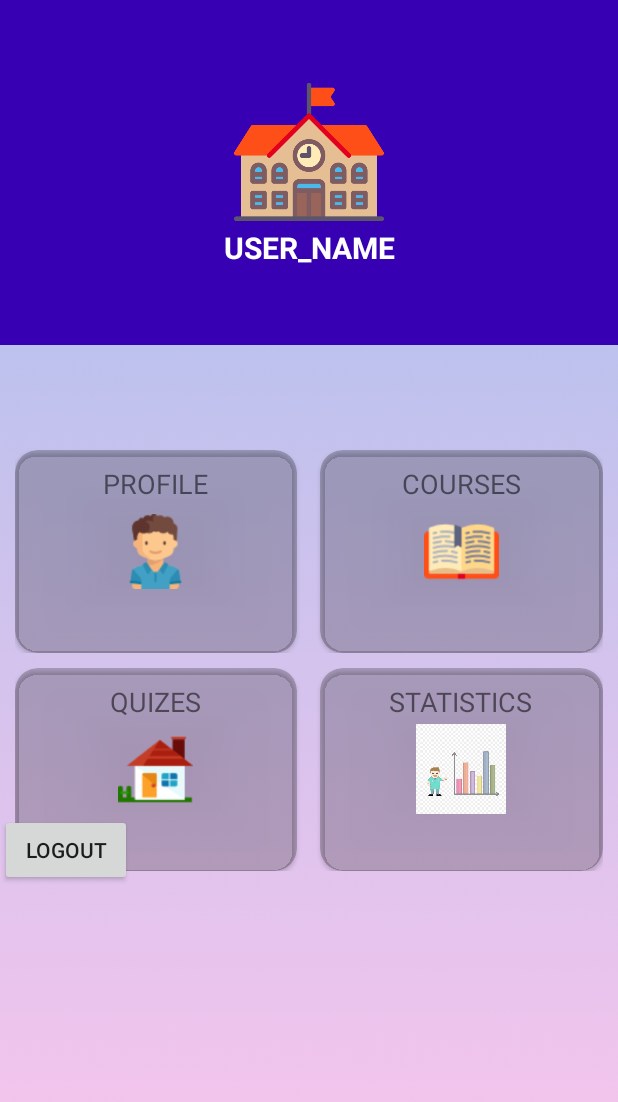
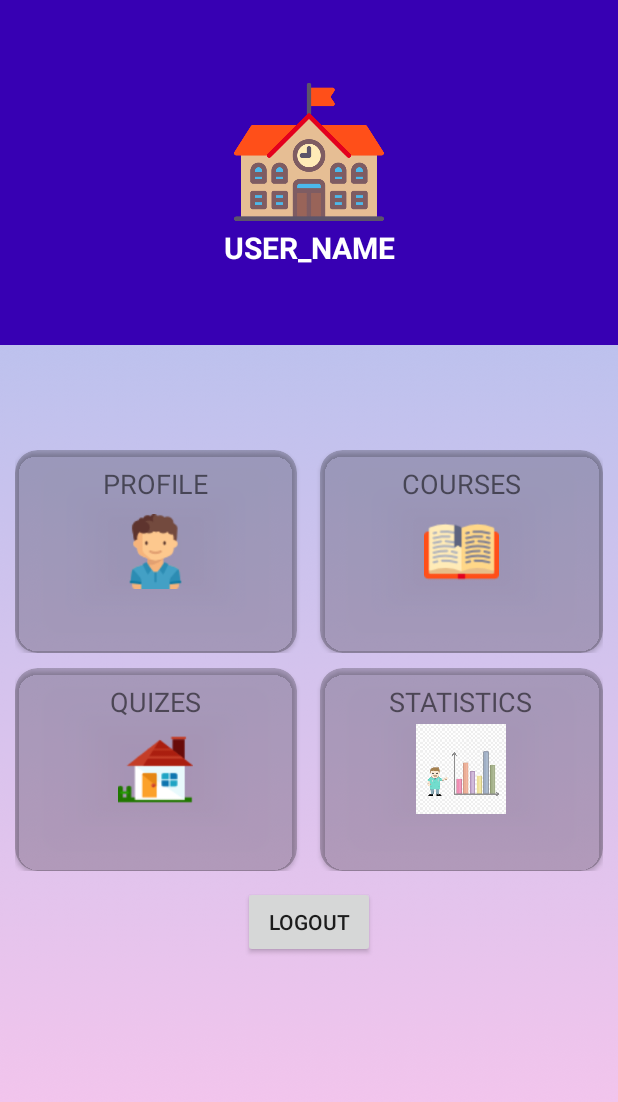
Before and after one commit to AditiKamath/Code-it, an Android app: the screen it shows after launch once a user with an empty profile is signed in (StartActivity), on a phone screen of 412 x 824 dp. Shown: the top 1102 px of the screen. Run offline under Robolectric (Android 15) with nearby library versions, the light colour scheme and no system bars; our stand-ins replace Firebase (no records; nobody signed in at launch, a user with empty details on screens opened directly); 2 statements that could not run were skipped.

Commit message:
buttons removed on video upload

```diff
--- a/app/src/main/AndroidManifest.xml
+++ b/app/src/main/AndroidManifest.xml
@@ -17,7 +17,7 @@
         android:theme="@style/AppTheme"
         android:usesCleartextTraffic="true"
         tools:targetApi="m">
-        <activity android:name=".ProfileActivity"></activity>
+        <activity android:name=".ProfileActivity" />
         <activity
             android:name=".AddQuizActivity"
             android:screenOrientation="portrait"
@@ -41,7 +41,7 @@
         <activity
             android:name=".CourseActivity"
             android:screenOrientation="portrait"
-            android:theme="@style/Theme.AppCompat.Light.NoActionBar" />
+            android:parentActivityName=".StartActivity"/>
         <activity
             android:name=".MainActivity"
             android:screenOrientation="portrait"
--- a/app/src/main/java/com/example/firebase/CourseActivity.java
+++ b/app/src/main/java/com/example/firebase/CourseActivity.java
@@ -32,7 +32,7 @@ public class CourseActivity extends AppCompatActivity {
         get_videos.setOnClickListener(new View.OnClickListener() {
             @Override
             public void onClick(View v) {
-                Intent intent2 = new Intent(getApplicationContext(),Videoretrieve.class);
+                Intent intent2 = new Intent(getApplicationContext(),VideoUploadActivity.class);
                 startActivity(intent2);
             }
         });
--- a/app/src/main/java/com/example/firebase/RegisterFragment.java
+++ b/app/src/main/java/com/example/firebase/RegisterFragment.java
@@ -201,7 +201,7 @@ public class RegisterFragment extends Fragment
         int minPasswordSize = 6;
         if (password.length() < minPasswordSize)
         {
-            Toast.makeText(getActivity(), "Password size has to atleast be ${minPasswordSize}", Toast.LENGTH_SHORT).show();//Showing user the error message
+            Toast.makeText(getActivity(), "Password size has to atleast be 6 characters", Toast.LENGTH_SHORT).show();//Showing user the error message
             return false;
         }
 
--- a/app/src/main/java/com/example/firebase/StartActivity.java
+++ b/app/src/main/java/com/example/firebase/StartActivity.java
@@ -81,6 +81,7 @@ public class StartActivity extends AppCompatActivity {
                         //if condition needs to be added for user that has signed in or it will iterate and add all the users available in the
                         //database
                         String userName = dss.getValue().toString();
+                        if(auth.getCurrentUser()!=null)
                         topTextView.setText(auth.getCurrentUser().getDisplayName());
                     }
                 }
--- a/app/src/main/java/com/example/firebase/fragment/tab1.java
+++ b/app/src/main/java/com/example/firebase/fragment/tab1.java
@@ -63,7 +63,7 @@ public class tab1 extends Fragment {
         videoView = view.findViewById(R.id.Video_view);
         progressBar = view.findViewById(R.id.progress_bar);
         mediaController = new MediaController(getContext());
-        gotoRegister = view.findViewById(R.id.go_to_register);
+  /*      gotoRegister = view.findViewById(R.id.go_to_register);
         gotoRegister.setOnClickListener(new View.OnClickListener() {
             @Override
             public void onClick(View v) {
@@ -86,7 +86,7 @@ public class tab1 extends Fragment {
                 Intent intent = new Intent(getContext(), FileActivity.class);
                 startActivity(intent);
             }
-        });
+        });*/
         mStorageRef = FirebaseStorage.getInstance().getReference("videos");
         mDataBaseRef = FirebaseDatabase.getInstance().getReference("videos");
 
--- a/app/src/main/res/layout/activity_start.xml
+++ b/app/src/main/res/layout/activity_start.xml
@@ -227,13 +227,13 @@
                     </LinearLayout>
 
                 </LinearLayout>
-                <Button
-                    android:layout_width="wrap_content"
-                    android:layout_alignParentBottom="true"
-                    android:text="logout"
-                    android:id="@+id/log_out"
-                    android:layout_height="wrap_content"/>
             </RelativeLayout>
+            <Button
+                android:layout_width="wrap_content"
+                android:layout_gravity="center_horizontal"
+                android:text="logout"
+                android:id="@+id/log_out"
+                android:layout_height="wrap_content"/>
         </LinearLayout>
     </ScrollView>
 </androidx.constraintlayout.widget.ConstraintLayout>
--- a/app/src/main/res/layout/fragment_tab1.xml
+++ b/app/src/main/res/layout/fragment_tab1.xml
@@ -86,7 +86,7 @@
         android:layout_centerHorizontal="true"
         android:visibility="invisible" />
 
-    <LinearLayout
+    <!--  <LinearLayout
          android:layout_width="match_parent"
          android:layout_height="wrap_content"
          android:layout_below="@id/layout_button"
@@ -116,7 +116,7 @@
              android:text="goto document upload"
              android:textAllCaps="false" />
 
-    </LinearLayout>
+    </LinearLayout>-->
 
 
 </RelativeLayout>
```
Also changed, not shown: app/src/main/res/drawable/round_button.xml (deleted, +0 -13 lines), app/src/main/res/layout/activity_main.xml (+0 -14 lines). Lines whose indentation alone changed are shown as unchanged.
